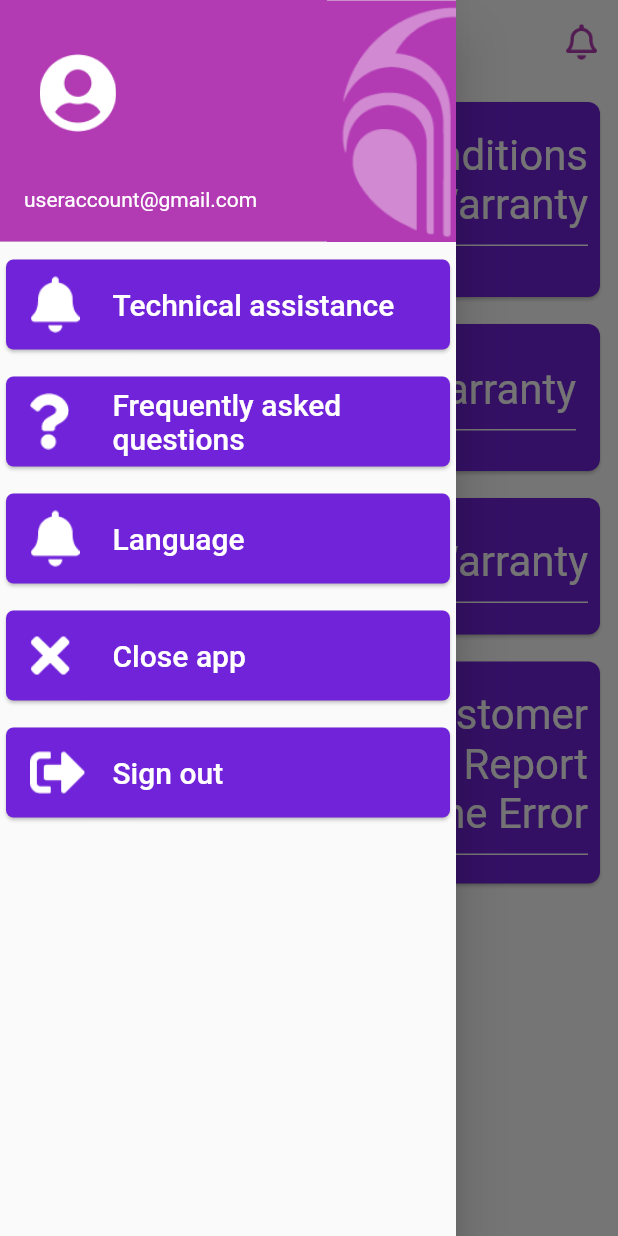
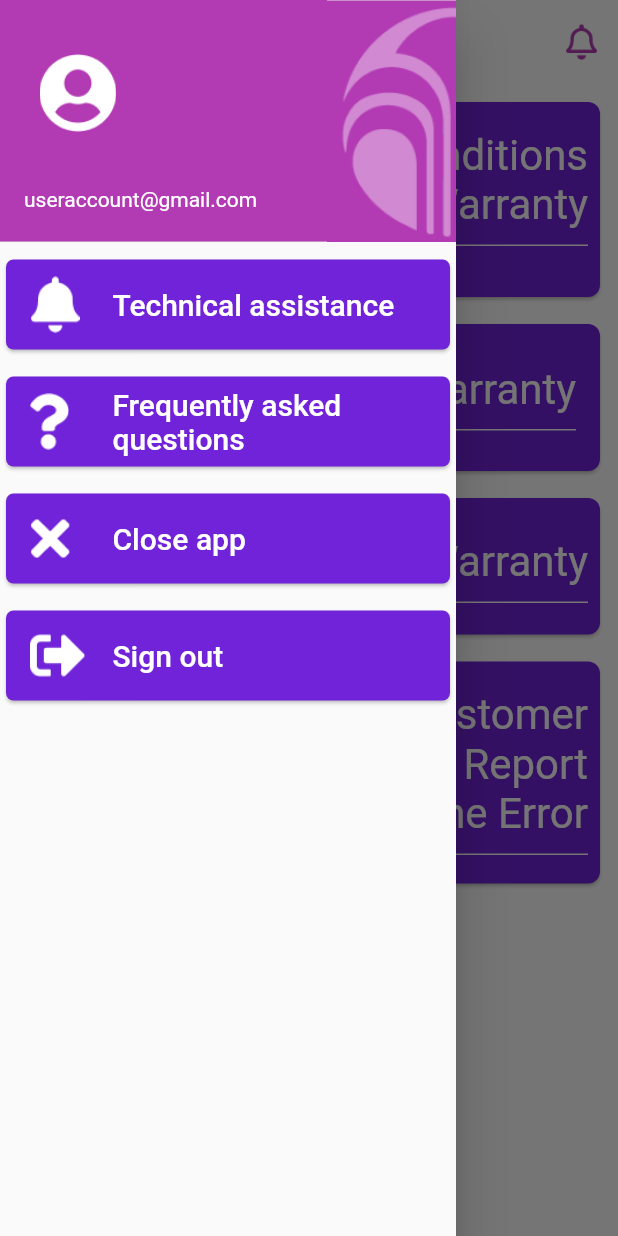
Before and after one commit to tanvu2804/project-internship, a Flutter app: the Home screen opened by its route, with the side drawer open, on a phone screen of 412 x 824 dp. Run offline on Flutter 3.47's test engine with Material 2 defaults, Android fonts, the phone set to English and light mode, and no system bars.

Commit message:
[update][layout][left_drawer][home]

```diff
--- a/lib/modules/home/view/home_view.dart
+++ b/lib/modules/home/view/home_view.dart
@@ -108,7 +108,7 @@ class _HomeState extends State<Home> {
                   color: AppColors.bluePurple,
                   child: ListTile(
                     contentPadding: EdgeInsets.all(8),
-                    horizontalTitleGap: 60,
+                    horizontalTitleGap: 50,
                     leading: Container(
                       height: height / 9,
                       width: width / 6,
--- a/lib/modules/home/widgets/left_drawer.dart
+++ b/lib/modules/home/widgets/left_drawer.dart
@@ -2,15 +2,14 @@ import 'package:flutter/material.dart';
 import 'package:project_internship/constants/app_colors.dart';
 import 'package:project_internship/constants/app_images.dart';
 import 'package:project_internship/constants/app_string.dart';
+
+import '../../../routes/app_routes.dart';
 
 class LeftDrawerWidget extends StatelessWidget {
   const LeftDrawerWidget({Key? key}) : super(key: key);
 
   @override
   Widget build(BuildContext context) {
-    double height = MediaQuery.of(context).size.height;
-    double width = MediaQuery.of(context).size.width;
-
     return Drawer(
       child: ListView(
         children: <Widget>[
@@ -82,31 +81,6 @@ class LeftDrawerWidget extends StatelessWidget {
           SizedBox(
             height: 10,
           ),
-          //Language
-          Card(
-            shape: RoundedRectangleBorder(
-              borderRadius: BorderRadius.circular(5),
-            ),
-            color: AppColors.bluePurple,
-            child: ListTile(
-              contentPadding:
-                  const EdgeInsets.only(left: 16, right: 4, top: 2, bottom: 2),
-              horizontalTitleGap: 15,
-              leading: Image.asset(
-                AppImages.ic_bell_drawer,
-                scale: 1.3,
-              ),
-              title: Text(
-                CommonString.LANGUAGE,
-                textAlign: TextAlign.left,
-                style: TextStyle(color: AppColors.white, fontSize: 20),
-              ),
-              onTap: () {},
-            ),
-          ),
-          SizedBox(
-            height: 10,
-          ),
           //Close app
           Card(
             shape: RoundedRectangleBorder(
@@ -151,7 +125,9 @@ class LeftDrawerWidget extends StatelessWidget {
                 textAlign: TextAlign.left,
                 style: TextStyle(color: AppColors.white, fontSize: 20),
               ),
-              onTap: () {},
+              onTap: () {
+                Navigator.of(context).pushNamed(Routes.LOGIN);
+              },
             ),
           ),
         ],
```
Also changed, not shown: 5 other files.
